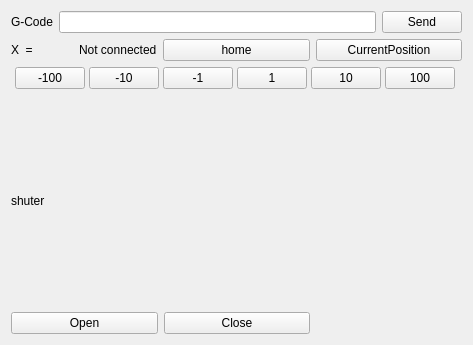
MaruoLab2015/5AxisFabricationApplication, file printpanel.ui: the form before one commit.
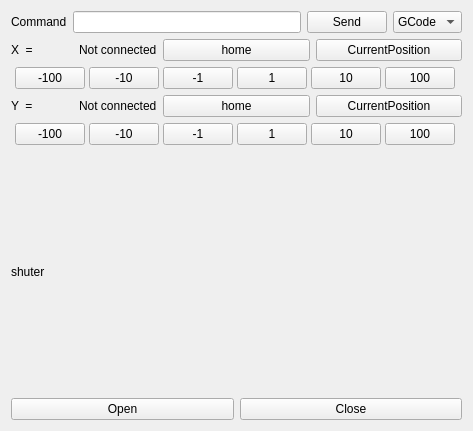
The form after the commit.

```diff
--- a/printpanel.ui
+++ b/printpanel.ui
@@ -7,19 +7,19 @@
     <x>0</x>
     <y>0</y>
     <width>473</width>
-    <height>345</height>
+    <height>431</height>
    </rect>
   </property>
   <property name="windowTitle">
    <string>Form</string>
   </property>
   <layout class="QGridLayout" name="gridLayout">
-   <item row="0" column="0" colspan="3">
+   <item row="0" column="0">
     <layout class="QHBoxLayout" name="horizontalLayout_7">
      <item>
       <widget class="QLabel" name="label_5">
        <property name="text">
-        <string>G-Code</string>
+        <string>Command</string>
        </property>
       </widget>
      </item>
@@ -33,41 +33,79 @@
        </property>
       </widget>
      </item>
+     <item>
+      <widget class="QComboBox" name="sendAxisComboBox">
+       <item>
+        <property name="text">
+         <string>GCode</string>
+        </property>
+       </item>
+       <item>
+        <property name="text">
+         <string>X</string>
+        </property>
+       </item>
+       <item>
+        <property name="text">
+         <string>Y</string>
+        </property>
+       </item>
+       <item>
+        <property name="text">
+         <string>Z</string>
+        </property>
+       </item>
+       <item>
+        <property name="text">
+         <string>θ</string>
+        </property>
+       </item>
+       <item>
+        <property name="text">
+         <string>Φ</string>
+        </property>
+       </item>
+      </widget>
+     </item>
     </layout>
    </item>
    <item row="1" column="0">
-    <layout class="QHBoxLayout" name="horizontalLayout_6">
+    <layout class="QHBoxLayout" name="horizontalLayout_3">
      <item>
-      <widget class="QLabel" name="label_4">
+      <layout class="QHBoxLayout" name="horizontalLayout_6">
+       <item>
+        <widget class="QLabel" name="label_4">
+         <property name="text">
+          <string>X  =</string>
+         </property>
+        </widget>
+       </item>
+       <item>
+        <widget class="QLabel" name="positionX">
+         <property name="text">
+          <string>Not connected</string>
+         </property>
+        </widget>
+       </item>
+      </layout>
+     </item>
+     <item>
+      <widget class="QPushButton" name="homeX">
        <property name="text">
-        <string>X  =</string>
+        <string>home</string>
        </property>
       </widget>
      </item>
      <item>
-      <widget class="QLabel" name="positionX_2">
+      <widget class="QPushButton" name="cpX">
        <property name="text">
-        <string>Not connected</string>
+        <string>CurrentPosition</string>
        </property>
       </widget>
      </item>
     </layout>
    </item>
-   <item row="1" column="1">
-    <widget class="QPushButton" name="homeX">
-     <property name="text">
-      <string>home</string>
-     </property>
-    </widget>
-   </item>
-   <item row="1" column="2">
-    <widget class="QPushButton" name="cpX">
-     <property name="text">
-      <string>CurrentPosition</string>
-     </property>
-    </widget>
-   </item>
-   <item row="2" column="0" colspan="3">
+   <item row="2" column="0">
     <layout class="QHBoxLayout" name="horizontalLayout_5">
      <property name="spacing">
       <number>0</number>
@@ -188,7 +226,164 @@
      </item>
     </layout>
    </item>
-   <item row="3" column="0" colspan="2">
+   <item row="3" column="0">
+    <layout class="QHBoxLayout" name="horizontalLayout_4">
+     <item>
+      <layout class="QHBoxLayout" name="horizontalLayout_8">
+       <item>
+        <widget class="QLabel" name="label_6">
+         <property name="text">
+          <string>Y  =</string>
+         </property>
+        </widget>
+       </item>
+       <item>
+        <widget class="QLabel" name="positionY">
+         <property name="text">
+          <string>Not connected</string>
+         </property>
+        </widget>
+       </item>
+      </layout>
+     </item>
+     <item>
+      <widget class="QPushButton" name="homeY">
+       <property name="text">
+        <string>home</string>
+       </property>
+      </widget>
+     </item>
+     <item>
+      <widget class="QPushButton" name="cpY">
+       <property name="text">
+        <string>CurrentPosition</string>
+       </property>
+      </widget>
+     </item>
+    </layout>
+   </item>
+   <item row="4" column="0">
+    <layout class="QHBoxLayout" name="horizontalLayout_9">
+     <property name="spacing">
+      <number>0</number>
+     </property>
+     <item>
+      <widget class="QPushButton" name="moveN100Y">
+       <property name="minimumSize">
+        <size>
+         <width>60</width>
+         <height>0</height>
+        </size>
+       </property>
+       <property name="maximumSize">
+        <size>
+         <width>70</width>
+         <height>16777215</height>
+        </size>
+       </property>
+       <property name="text">
+        <string>-100</string>
+       </property>
+      </widget>
+     </item>
+     <item>
+      <widget class="QPushButton" name="moveN10Y">
+       <property name="minimumSize">
+        <size>
+         <width>60</width>
+         <height>0</height>
+        </size>
+       </property>
+       <property name="maximumSize">
+        <size>
+         <width>70</width>
+         <height>16777215</height>
+        </size>
+       </property>
+       <property name="text">
+        <string>-10</string>
+       </property>
+      </widget>
+     </item>
+     <item>
+      <widget class="QPushButton" name="moveN1Y">
+       <property name="minimumSize">
+        <size>
+         <width>60</width>
+         <height>0</height>
+        </size>
+       </property>
+       <property name="maximumSize">
+        <size>
+         <width>70</width>
+         <height>16777215</height>
+        </size>
+       </property>
+       <property name="text">
+        <string>-1</string>
+       </property>
+      </widget>
+     </item>
+     <item>
+      <widget class="QPushButton" name="moveP1Y">
+       <property name="minimumSize">
+        <size>
+         <width>60</width>
+         <height>0</height>
+        </size>
+       </property>
+       <property name="maximumSize">
+        <size>
+         <width>70</width>
+         <height>16777215</height>
+        </size>
+       </property>
+       <property name="text">
+        <string>1</string>
+       </property>
+      </widget>
+     </item>
+     <item>
+      <widget class="QPushButton" name="moveP10Y">
+       <property name="minimumSize">
+        <size>
+         <width>60</width>
+         <height>0</height>
+        </size>
+       </property>
+       <property name="maximumSize">
+        <size>
+         <width>70</width>
+         <height>16777215</height>
+        </size>
+       </property>
+       <property name="text">
+        <string>10</string>
+       </property>
+      </widget>
+     </item>
+     <item>
+      <widget class="QPushButton" name="moveP100Y">
+       <property name="minimumSize">
+        <size>
+         <width>60</width>
+         <height>0</height>
+        </size>
+       </property>
+       <property name="maximumSize">
+        <size>
+         <width>70</width>
+         <height>16777215</height>
+        </size>
+       </property>
+       <property name="text">
+        <string>100</string>
+       </property>
+      </widget>
+     </item>
+    </layout>
+   </item>
+   <item row="5" column="0">
     <layout class="QVBoxLayout" name="verticalLayout">
      <item>
       <widget class="QLabel" name="label_3">
```
